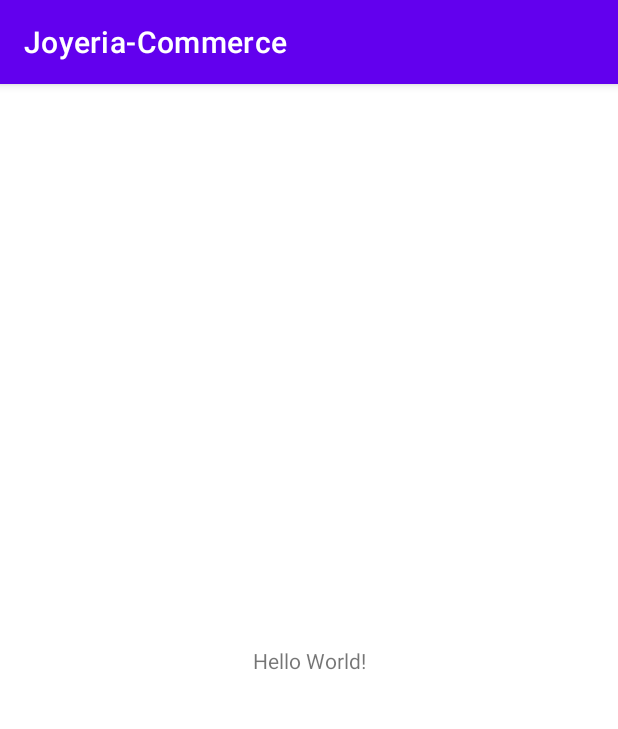
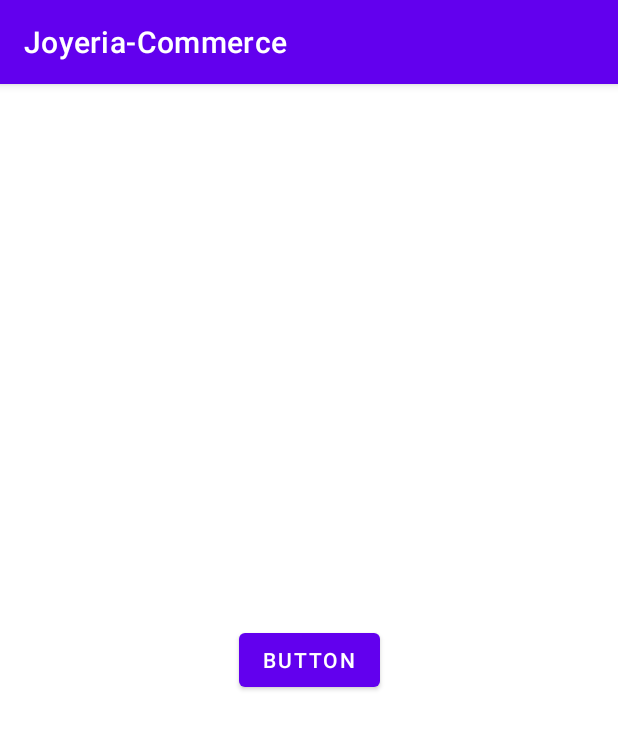
Before and after one commit to C3SC0-V4113/E-Commerce-Joyeria, an Android app: the screen it shows after launch (MainActivity), on a phone screen of 412 x 824 dp. Shown: the top 729 px of the screen. Run offline under Robolectric (Android 15) with nearby library versions, the phone set to English and light mode, and no system bars.

```diff
--- a/app/src/main/java/com/udb/edu/joyeria_commerce/MainActivity.java
+++ b/app/src/main/java/com/udb/edu/joyeria_commerce/MainActivity.java
@@ -2,13 +2,23 @@ package com.udb.edu.joyeria_commerce;
 
 import androidx.appcompat.app.AppCompatActivity;
 
+import android.content.Intent;
 import android.os.Bundle;
+import android.widget.Button;
 
 public class MainActivity extends AppCompatActivity {
 
+    private Button boton;
+
     @Override
     protected void onCreate(Bundle savedInstanceState) {
+        boton=findViewById(R.id.button);
         super.onCreate(savedInstanceState);
         setContentView(R.layout.activity_main);
     }
+
+    public void ProductoDetalle(){
+        Intent intent=new Intent(MainActivity.this, ProductoDetalleActivity.class);
+        startActivity(intent);
+    }
 }
--- a/app/src/main/res/layout/activity_main.xml
+++ b/app/src/main/res/layout/activity_main.xml
@@ -6,13 +6,15 @@
     android:layout_height="match_parent"
     tools:context=".MainActivity">
 
-    <TextView
+    <Button
+        android:id="@+id/button"
         android:layout_width="wrap_content"
         android:layout_height="wrap_content"
-        android:text="Hello World!"
+        android:text="Button"
         app:layout_constraintBottom_toBottomOf="parent"
         app:layout_constraintLeft_toLeftOf="parent"
         app:layout_constraintRight_toRightOf="parent"
-        app:layout_constraintTop_toTopOf="parent" />
+        app:layout_constraintTop_toTopOf="parent"
+        android:onClick="ProductoDetalle"/>
 
 </androidx.constraintlayout.widget.ConstraintLayout>
```
Also changed, not shown: app/src/main/java/com/udb/edu/joyeria_commerce/TallasAdapter.java (added, +31 -0 lines), app/src/main/java/com/udb/edu/joyeria_commerce/TallasModel.java (added, +13 -0 lines).
